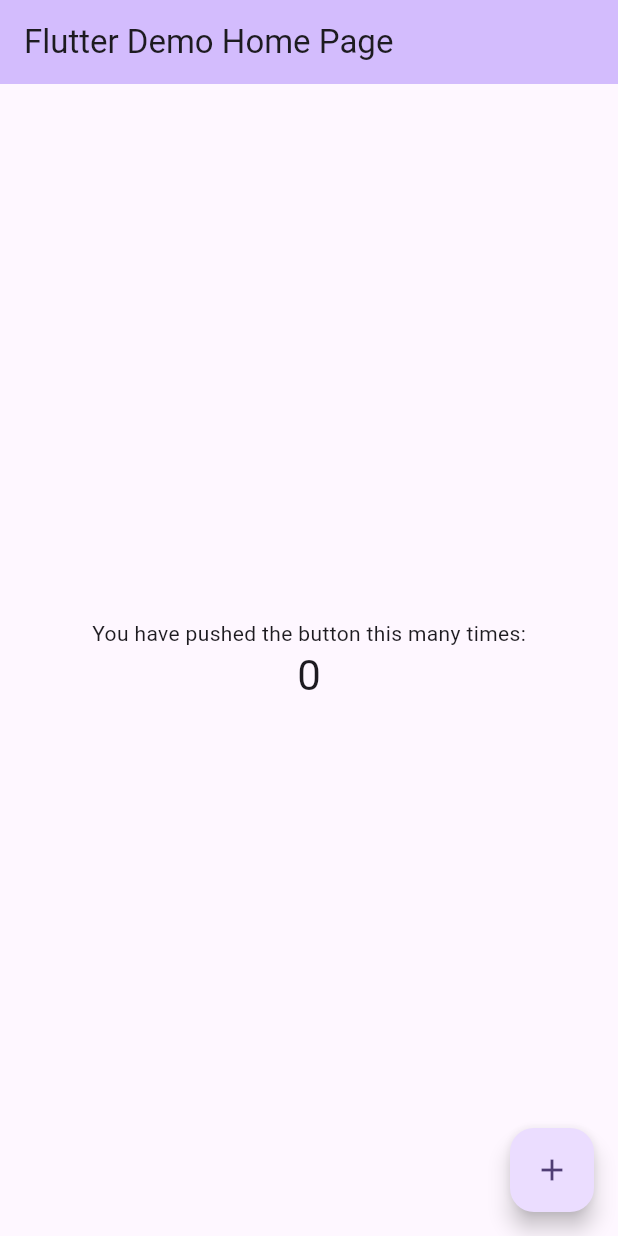
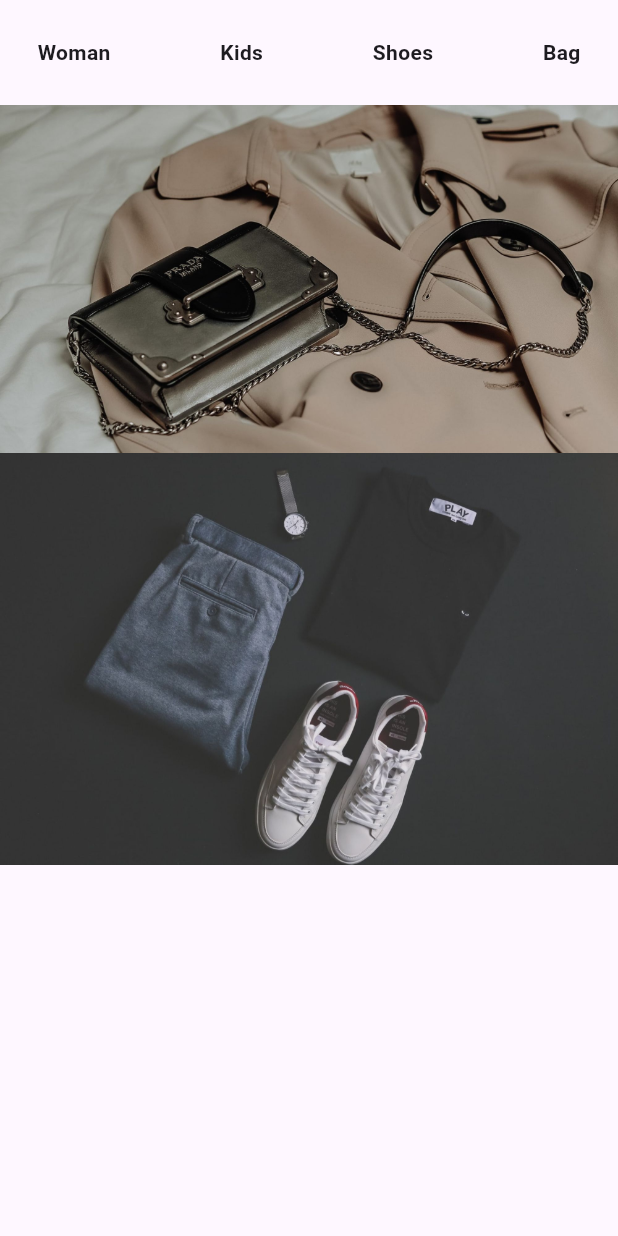
Before and after one commit to aSpring712/dart-flutter, a Flutter app: the screen it shows after launch, on a phone screen of 412 x 824 dp. Run offline on Flutter 3.47's test engine with Material 3 defaults, Android fonts, the phone set to English and light mode, and no system bars.

Commit message:
layout 잡고 이미지 올리기

```diff
--- a/store_app/lib/main.dart
+++ b/store_app/lib/main.dart
@@ -1,125 +1,61 @@
 import 'package:flutter/material.dart';
 
+// 코드의 시작점
 void main() {
+  // 플러터 시작 시 최상위에 홀출되어야 하는 함수(루트 위젯으로 설정 됨)
   runApp(const MyApp());
 }
 
+// Flutter 위젯 (stl : 상태가 없는 위젯, 상속받아서)
+// 위젯 변경은 안됨 -> 변경 필요 시 stateful 위젯 사용
+// 한 번 랜더링 된 후 변경이 필요없는 것은 statelessWidget 사용
 class MyApp extends StatelessWidget {
+  // 생성자
   const MyApp({super.key});
 
-  // This widget is the root of your application.
+  // 화면에 그림을 그려주는 build 함수
   @override
   Widget build(BuildContext context) {
     return MaterialApp(
-      title: 'Flutter Demo',
-      theme: ThemeData(
-        // This is the theme of your application.
-        //
-        // TRY THIS: Try running your application with "flutter run". You'll see
-        // the application has a purple toolbar. Then, without quitting the app,
-        // try changing the seedColor in the colorScheme below to Colors.green
-        // and then invoke "hot reload" (save your changes or press the "hot
-        // reload" button in a Flutter-supported IDE, or press "r" if you used
-        // the command line to start the app).
-        //
-        // Notice that the counter didn't reset back to zero; the application
-        // state is not lost during the reload. To reset the state, use hot
-        // restart instead.
-        //
-        // This works for code too, not just values: Most code changes can be
-        // tested with just a hot reload.
-        colorScheme: ColorScheme.fromSeed(seedColor: Colors.deepPurple),
-        useMaterial3: true,
-      ),
-      home: const MyHomePage(title: 'Flutter Demo Home Page'),
+      debugShowCheckedModeBanner: false,
+      home: StorePage(),
+    ); // 객체를 메모리에 올리는 생성자
+  }
+}
+
+// 코드 분리하기
+class StorePage extends StatelessWidget {
+  const StorePage({super.key});
+
+  @override
+  Widget build(BuildContext context) {
+    // 모든 위젯은 속성으로 child 속성이 있다
+    return Scaffold( // nav, appbar, (+) 있는 위젯
+      // CTL + Space
+      body: SafeArea(
+        child: Column(
+          children: [
+            // 상수(const, final) : const - compile 시점에 미리 랜더링해서 성능 올릴 수 있으며 immutable
+            const Padding(
+              padding: EdgeInsets.all(25.0),
+              child: Row(
+                children: [
+                  //   data ,   명명된 파라미터로 옵션값
+                  Text("Woman", style: TextStyle(fontWeight: FontWeight.bold)), // 객체를 메모리에 올리는 코드
+                  Spacer(), // 남은 공간 여백을 다 먹어라
+                  Text("Kids", style: TextStyle(fontWeight: FontWeight.bold)),
+                  Spacer(), // 남은 공간 여백을 다 먹어라
+                  Text("Shoes", style: TextStyle(fontWeight: FontWeight.bold)),
+                  Spacer(), // 남은 공간 여백을 다 먹어라
+                  Text("Bag", style: TextStyle(fontWeight: FontWeight.bold)),
+                ],
+              ),
+            ),
+            Image.asset("assets/bag.jpeg"), // local 이미지를 들고올 때 사용
+            Image.asset("assets/cloth.jpeg") // local 이미지를 들고올 때 사용
+          ],
+        ),
+      )
     );
   }
 }
-
-class MyHomePage extends StatefulWidget {
-  const MyHomePage({super.key, required this.title});
-
-  // This widget is the home page of your application. It is stateful, meaning
-  // that it has a State object (defined below) that contains fields that affect
-  // how it looks.
-
-  // This class is the configuration for the state. It holds the values (in this
-  // case the title) provided by the parent (in this case the App widget) and
-  // used by the build method of the State. Fields in a Widget subclass are
-  // always marked "final".
-
-  final String title;
-
-  @override
-  State<MyHomePage> createState() => _MyHomePageState();
-}
-
-class _MyHomePageState extends State<MyHomePage> {
-  int _counter = 0;
-
-  void _incrementCounter() {
-    setState(() {
-      // This call to setState tells the Flutter framework that something has
-      // changed in this State, which causes it to rerun the build method below
-      // so that the display can reflect the updated values. If we changed
-      // _counter without calling setState(), then the build method would not be
-      // called again, and so nothing would appear to happen.
-      _counter++;
-    });
-  }
-
-  @override
-  Widget build(BuildContext context) {
-    // This method is rerun every time setState is called, for instance as done
-    // by the _incrementCounter method above.
-    //
-    // The Flutter framework has been optimized to make rerunning build methods
-    // fast, so that you can just rebuild anything that needs updating rather
-    // than having to individually change instances of widgets.
-    return Scaffold(
-      appBar: AppBar(
-        // TRY THIS: Try changing the color here to a specific color (to
-        // Colors.amber, perhaps?) and trigger a hot reload to see the AppBar
-        // change color while the other colors stay the same.
-        backgroundColor: Theme.of(context).colorScheme.inversePrimary,
-        // Here we take the value from the MyHomePage object that was created by
-        // the App.build method, and use it to set our appbar title.
-        title: Text(widget.title),
-      ),
-      body: Center(
-        // Center is a layout widget. It takes a single child and positions it
-        // in the middle of the parent.
-        child: Column(
-          // Column is also a layout widget. It takes a list of children and
-          // arranges them vertically. By default, it sizes itself to fit its
-          // children horizontally, and tries to be as tall as its parent.
-          //
-          // Column has various properties to control how it sizes itself and
-          // how it positions its children. Here we use mainAxisAlignment to
-          // center the children vertically; the main axis here is the vertical
-          // axis because Columns are vertical (the cross axis would be
-          // horizontal).
-          //
-          // TRY THIS: Invoke "debug painting" (choose the "Toggle Debug Paint"
-          // action in the IDE, or press "p" in the console), to see the
-          // wireframe for each widget.
-          mainAxisAlignment: MainAxisAlignment.center,
-          children: <Widget>[
-            const Text(
-              'You have pushed the button this many times:',
-            ),
-            Text(
-              '$_counter',
-              style: Theme.of(context).textTheme.headlineMedium,
-            ),
-          ],
-        ),
-      ),
-      floatingActionButton: FloatingActionButton(
-        onPressed: _incrementCounter,
-        tooltip: 'Increment',
-        child: const Icon(Icons.add),
-      ), // This trailing comma makes auto-formatting nicer for build methods.
-    );
-  }
-}
--- a/store_app/pubspec.yaml
+++ b/store_app/pubspec.yaml
@@ -59,9 +59,8 @@ flutter:
   uses-material-design: true
 
   # To add assets to your application, add an assets section, like this:
-  # assets:
-  #   - images/a_dot_burr.jpeg
-  #   - images/a_dot_ham.jpeg
+  assets:
+    - assets/ # 여기 안에 있는 녀석들을 자원으로 사용할 것이다. 라고 명시
 
   # An image asset can refer to one or more resolution-specific "variants", see
   # https://flutter.dev/assets-and-images/#resolution-aware
```
Also changed, not shown: store_app/assets/bag.jpeg (added), store_app/assets/cloth.jpeg (added).
